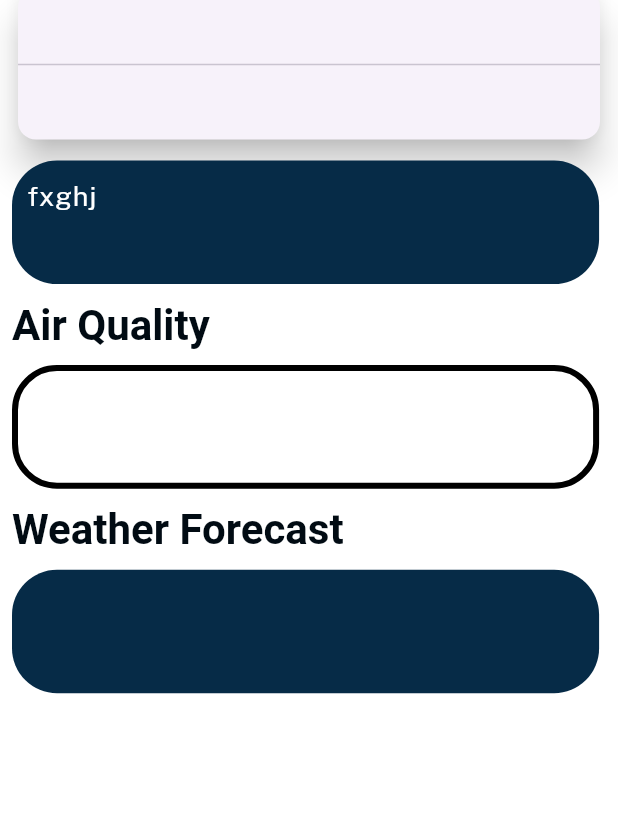
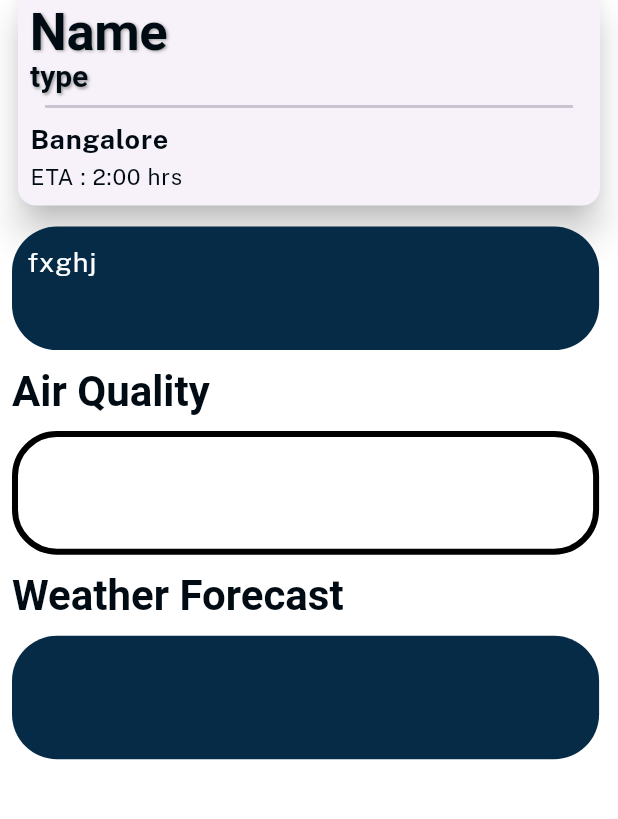
Before and after one commit to riyashah22/Nature-Disaster, a Flutter app: the screen it shows after launch, on a phone screen of 412 x 824 dp, the part 171-990 px from its top. Run offline on Flutter 3.47's test engine with Material 3 defaults, Android fonts, the phone set to English and light mode, and no system bars; our stand-ins replace carousel_slider, dash_chat_2, flutter_gemini, gap, google_fonts, youtube_player_iframe; missing offline and left inert: dot_bottom_nav_bar.

Commit message:
Update home.dart

```diff
--- a/resqaid/lib/home/home.dart
+++ b/resqaid/lib/home/home.dart
@@ -15,10 +15,10 @@ class _HomeState extends State<Home> {
   // String _pinCode="";
   // String _latitude="";
   // String _longitude="";
-  String _name = "";
-  String _type = "";
-  String _origin = "";
-  String _eta = "";
+  String _name = "Name";
+  String _type = "type";
+  String _origin = "Bangalore";
+  String _eta = "2:00 hrs";
 
   @override
   void initState() {
@@ -61,16 +61,50 @@ class _HomeState extends State<Home> {
               const Gap(10),
               Card(
                 elevation: 10,
-                child: Column(
-                  crossAxisAlignment: CrossAxisAlignment.start,
-                  mainAxisAlignment: MainAxisAlignment.spaceEvenly,
-                  children: [
-                    Text(_name),
-                    Text(_type),
-                    Divider(),
-                    Text(_origin),
-                    Text(_eta),
-                  ],
+                child: Padding(
+                  padding: const EdgeInsets.all(8.0),
+                  child: Column(
+                    crossAxisAlignment: CrossAxisAlignment.start,
+                    mainAxisAlignment: MainAxisAlignment.spaceEvenly,
+                    children: [
+                      Text(
+                        _name,
+                        style:
+                            Theme.of(context).textTheme.displayLarge!.copyWith(
+                                  color: appColors.richBlack,
+                                  fontSize: 35,
+                                ),
+                      ),
+                      Text(
+                        _type,
+                        style:
+                            Theme.of(context).textTheme.displayMedium!.copyWith(
+                                  color: appColors.richBlack,
+                                  fontSize: 20,
+                                ),
+                      ),
+                      const Divider(
+                        thickness: 2,
+                        endIndent: 10,
+                        indent: 10,
+                      ),
+                      Text(
+                        _origin,
+                        style: Theme.of(context).textTheme.bodyLarge!.copyWith(
+                            color: appColors.richBlack,
+                            fontWeight: FontWeight.w700
+                            // fontSize: 35,
+                            ),
+                      ),
+                      Text(
+                        "ETA : ${_eta}",
+                        style: Theme.of(context).textTheme.bodyLarge!.copyWith(
+                              color: appColors.richBlack,
+                              fontSize: 15,
+                            ),
+                      ),
+                    ],
+                  ),
                 ),
               ),
               const Gap(10),
```
